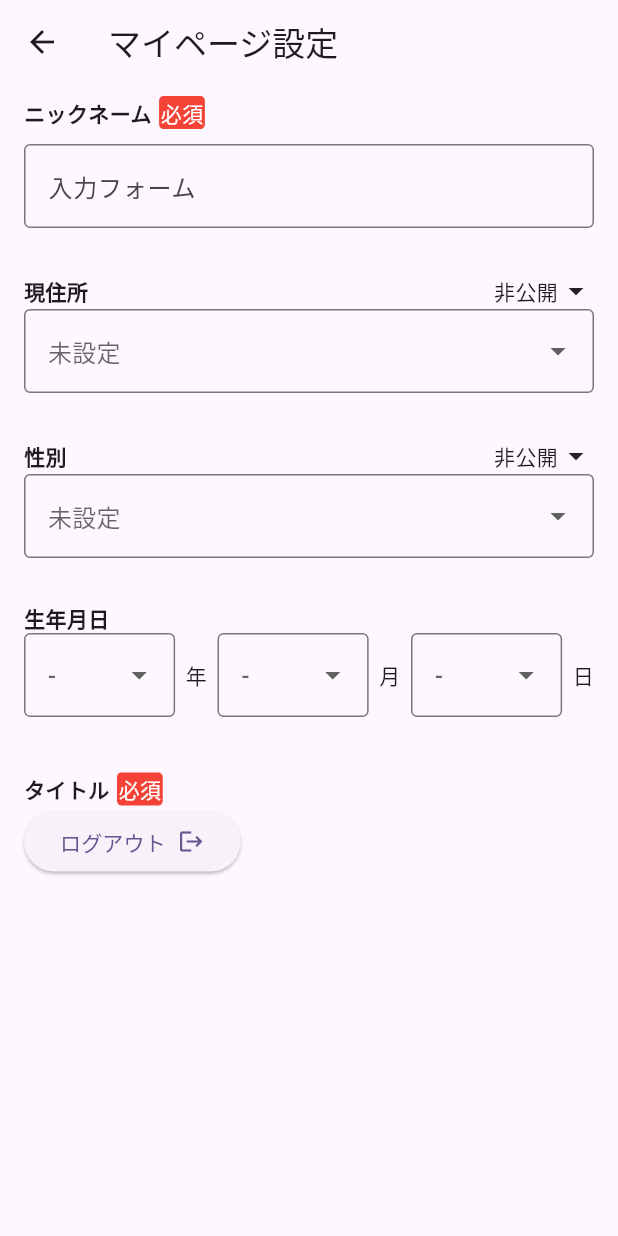
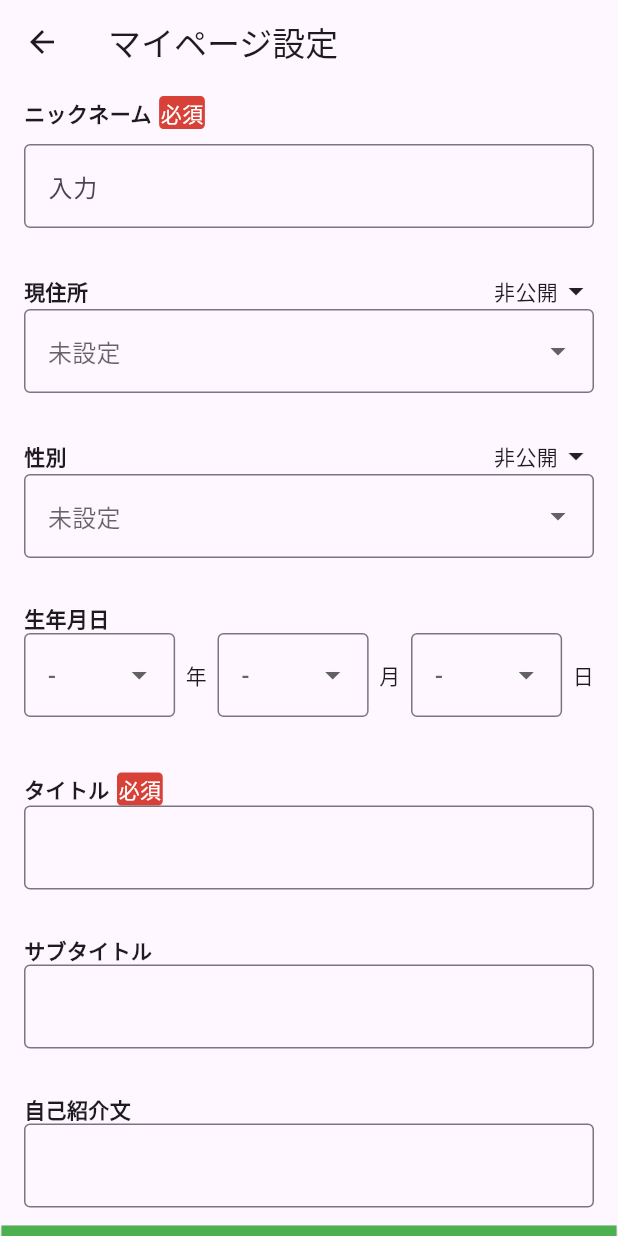
Before and after one commit to houki0521/sample, a Flutter app: the ProfilePage screen opened directly, on a phone screen of 412 x 824 dp. Run offline on Flutter 3.47's test engine with Material 3 defaults, Android fonts, the phone set to English and light mode, and no system bars; our stand-ins replace auto_route, dotted_border, firebase_auth, firebase_core, flutter_datetime_picker_plus, flutter_map and 6 more; accounts and stored records are empty.

```diff
--- a/lib/homePage.dart
+++ b/lib/homePage.dart
@@ -1,6 +1,6 @@
 import 'package:flutter/material.dart';
+import 'package:supabase_flutter/supabase_flutter.dart';
 import 'Store_Screens.dart';
-import 'package:supabase_flutter/supabase_flutter.dart';
 import 'models/store_data.dart';
 import 'package:flutter_rating_bar/flutter_rating_bar.dart';
 import 'dart:io';
--- a/lib/profile.dart
+++ b/lib/profile.dart
@@ -35,8 +35,17 @@ class _ProfilePageState extends State<ProfilePage> {
   int? _selectedMonth;
   int? _selectedDay;
   String? _g_selection = '非公開';
-  TextEditingController _controller = TextEditingController();
+  TextEditingController Title_controller = TextEditingController();
+  TextEditingController SubTitle_controller = TextEditingController();
+  TextEditingController SelfIntroduction_controller = TextEditingController();
   String _result = "";
+  //final TextEditingController _controller = TextEditingController();
+
+  @override
+  void dispose() {
+    Title_controller.dispose();
+    super.dispose();
+  }
 
   @override
   Widget build(BuildContext context) {
@@ -57,24 +66,21 @@ class _ProfilePageState extends State<ProfilePage> {
                     children: [
                       Text(
                         'ニックネーム',
-                        style: TextStyle(
-                          fontWeight: FontWeight.bold
-                        ),
+                        style: TextStyle(fontWeight: FontWeight.bold),
                       ),
                       SizedBox(
                         width: 5,
                       ),
                       Container(
                         decoration: BoxDecoration(
-                        color: Colors.red,
+                          color: const Color.fromARGB(255, 215, 65, 55),
                           borderRadius: BorderRadius.circular(3),
-                        border: Border.all(color: Colors.red),
+                          border: Border.all(
+                              color: const Color.fromARGB(255, 215, 65, 55)),
                         ),
                         child: Text(
                           "必須",
-                        style: TextStyle(
-                          color: Colors.white
-                        ),
+                          style: TextStyle(color: Colors.white),
                         ),
                       ),
                     ],
@@ -82,7 +88,7 @@ class _ProfilePageState extends State<ProfilePage> {
                   SizedBox(height: 10),
                   TextFormField(
                     decoration: const InputDecoration(
-                      hintText: '入力フォーム',
+                      hintText: '入力',
                       border: OutlineInputBorder(),
                     ),
                   ),
@@ -94,10 +100,9 @@ class _ProfilePageState extends State<ProfilePage> {
                     children: <Widget>[
                       Text(
                         '現住所',
-                        style: TextStyle(
-                          fontWeight: FontWeight.bold
+                        style: TextStyle(fontWeight: FontWeight.bold),
                       ),
-                      ),
+                      SizedBox(height: 10),
                       PopupMenuButton(
                         child: Row(
                           children: <Widget>[
@@ -157,9 +162,7 @@ class _ProfilePageState extends State<ProfilePage> {
                     children: <Widget>[
                       Text(
                         '性別',
-                        style: TextStyle(
-                          fontWeight: FontWeight.bold
-                        ),
+                        style: TextStyle(fontWeight: FontWeight.bold),
                       ),
                       PopupMenuButton(
                         child: Row(
@@ -217,9 +220,7 @@ class _ProfilePageState extends State<ProfilePage> {
                   ),
                   Text(
                     '生年月日',
-                    style: TextStyle(
-                      fontWeight: FontWeight.bold
-                    ),
+                    style: TextStyle(fontWeight: FontWeight.bold),
                   ),
                   Row(
                     children: <Widget>[
@@ -299,53 +300,82 @@ class _ProfilePageState extends State<ProfilePage> {
                     children: [
                       Text(
                         'タイトル',
-                        style: TextStyle(
-                          fontWeight: FontWeight.bold
-                        ),
+                        style: TextStyle(fontWeight: FontWeight.bold),
                       ),
                       SizedBox(
                         width: 5,
                       ),
                       Container(
                         decoration: BoxDecoration(
-                        color: Colors.red,
+                          color: const Color.fromARGB(255, 215, 65, 55),
                           borderRadius: BorderRadius.circular(3),
-                        border: Border.all(color: Colors.red),
+                          border: Border.all(
+                              color: const Color.fromARGB(255, 215, 65, 55)),
                         ),
                         child: Text(
                           "必須",
-                        style: TextStyle(
-                          color: Colors.white
-                        ),
+                          style: TextStyle(color: Colors.white),
                         ),
                       ),
                     ],
                   ),
-                Container(
-                  child: ElevatedButton(
-                      onPressed: () async {
-                        signOut(context);
-                      },
-                      child: Row(
-                        mainAxisSize: MainAxisSize.min, // ボタンのサイズをテキストに合わせる
-                        children: [
-                          Text('ログアウト'),
-                          SizedBox(width: 8), // テキストとアイコンの間にスペースを追加
-                          Icon(Icons.logout),
-                        ],
+                  TextField(
+                    controller: Title_controller,
+                    decoration: InputDecoration(
+                      border: OutlineInputBorder(),
                     ),
+                  ),
+                  const SizedBox(
+                    height: 30,
+                  ),
+                  Text(
+                    'サブタイトル',
+                    style: TextStyle(fontWeight: FontWeight.bold),
+                  ),
+                  TextField(
+                    controller: SubTitle_controller,
+                    decoration: InputDecoration(
+                      border: OutlineInputBorder(),
+                    ),
+                  ),
+                  SizedBox(
+                    height: 30,
+                  ),
+                  Text(
+                    '自己紹介文',
+                    style: TextStyle(fontWeight: FontWeight.bold),
+                  ),
+                  TextField(
+                    controller: SelfIntroduction_controller,
+                    decoration: InputDecoration(
+                      border: OutlineInputBorder(),
                     ),
                   ),
                 ],
-            )
-          )
+              )),
+          Center(
+            child: ElevatedButton(
+                onPressed: () {
+                  await_saveProfileData();
+                },
+                style: ElevatedButton.styleFrom(
+                    backgroundColor: Colors.green,
+                    minimumSize: Size(410, 40),
+                    shape: BeveledRectangleBorder(
+                      borderRadius: BorderRadius.circular(0),
+                    )),
+                child: Text(
+                  '決定',
+                  style: TextStyle(color: Color.fromARGB(255, 255, 255, 255)),
+                )),
+          ),
         ],
       ),
     );
   }
 
   Future<void> _calculation(BuildContext context) async {
-    int? age = int.tryParse(_controller.text);
+    int? age = int.tryParse(Title_controller.text);
 
     if (age == null) {
       setState(() {
@@ -372,11 +402,50 @@ class _ProfilePageState extends State<ProfilePage> {
     }
   }
 
-
-
   Future<void> signOut(BuildContext context) async {
     await supabase.auth.signOut();
     Navigator.of(context)
         .pushReplacement(MaterialPageRoute(builder: (context) => LoginPage()));
   }
+
+  void await_saveProfileData() async {
+    try {
+      final response = await supabase
+        ..from('ProfileData').insert([
+          {
+            'nickname': Title_controller.text,
+            'prefecture': _selectedPrefecture,
+            'gender': _selectedgender,
+            'birth_date': _selectedYear != null &&
+                    _selectedMonth != null &&
+                    _selectedDay != null
+                ? DateTime(_selectedYear!, _selectedMonth!, _selectedDay!)
+                    .toIso8601String()
+                : null,
+            'title': Title_controller.text,
+            'subtitle': SubTitle_controller.text,
+            'self_introduction': SelfIntroduction_controller.text,
           }
+        ]);
+
+      if (response == null) {
+        // 成功時の処理
+        print('データを保存しました: ${response}');
+        ScaffoldMessenger.of(context).showSnackBar(
+          SnackBar(content: Text('データを保存しました')),
+        );
+      } else {
+        // エラー時の処理
+        print('エラー: ${response}');
+        ScaffoldMessenger.of(context).showSnackBar(
+          SnackBar(content: Text('データ保存に失敗しました: ${response}')),
+        );
+      }
+    } catch (e) {
+      print('エラー: $e');
+      ScaffoldMessenger.of(context).showSnackBar(
+        SnackBar(content: Text('エラーが発生しました: $e')),
+      );
+    }
+  }
+}
```
Also changed, not shown: pubspec.lock, 46 other files. Lines whose indentation alone changed are shown as unchanged.
